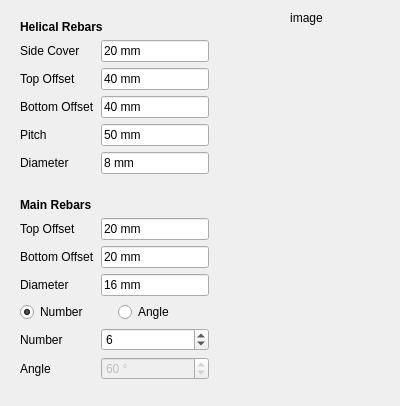
Above: ColumnReinforcement/CircularColumn.ui from amrit3701/FreeCAD-Reinforcement before the change. Below: the same form after it.
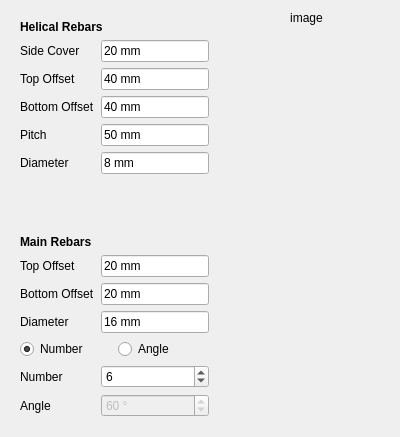
That is the form after the change. Custom widgets are drawn as their Qt base class.

Commit message:
Edit circular column reinforcement from ui
Enabled the editing of circular column reinforcement from ui.

What changed in the file:
```diff
--- a/ColumnReinforcement/CircularColumn.ui
+++ b/ColumnReinforcement/CircularColumn.ui
@@ -7,7 +7,7 @@
     <x>0</x>
     <y>0</y>
     <width>400</width>
-    <height>405</height>
+    <height>437</height>
    </rect>
   </property>
   <property name="windowTitle">
@@ -133,25 +133,6 @@
      </layout>
     </widget>
    </item>
-   <item row="0" column="1">
-    <widget class="QLabel" name="columReinforcementImage">
-     <property name="sizePolicy">
-      <sizepolicy hsizetype="Expanding" vsizetype="Expanding">
-       <horstretch>0</horstretch>
-       <verstretch>0</verstretch>
-      </sizepolicy>
-     </property>
-     <property name="text">
-      <string>image</string>
-     </property>
-     <property name="scaledContents">
-      <bool>false</bool>
-     </property>
-     <property name="alignment">
-      <set>Qt::AlignHCenter|Qt::AlignTop</set>
-     </property>
-    </widget>
-   </item>
    <item row="2" column="0">
     <widget class="QWidget" name="main_rebars_dataWidget" native="true">
      <layout class="QFormLayout" name="formLayout_2">
@@ -301,18 +282,24 @@
      </layout>
     </widget>
    </item>
-   <item row="1" column="1" rowspan="3">
-    <spacer name="verticalSpacer">
-     <property name="orientation">
-      <enum>Qt::Vertical</enum>
+   <item row="0" column="1" rowspan="3">
+    <widget class="QLabel" name="columReinforcementImage">
+     <property name="sizePolicy">
+      <sizepolicy hsizetype="Expanding" vsizetype="Expanding">
+       <horstretch>0</horstretch>
+       <verstretch>0</verstretch>
+      </sizepolicy>
      </property>
-     <property name="sizeHint" stdset="0">
-      <size>
-       <width>132</width>
-       <height>210</height>
-      </size>
+     <property name="text">
+      <string>image</string>
      </property>
-    </spacer>
+     <property name="scaledContents">
+      <bool>false</bool>
+     </property>
+     <property name="alignment">
+      <set>Qt::AlignHCenter|Qt::AlignTop</set>
+     </property>
+    </widget>
    </item>
   </layout>
  </widget>
```
The commit also changes 3 other files.
